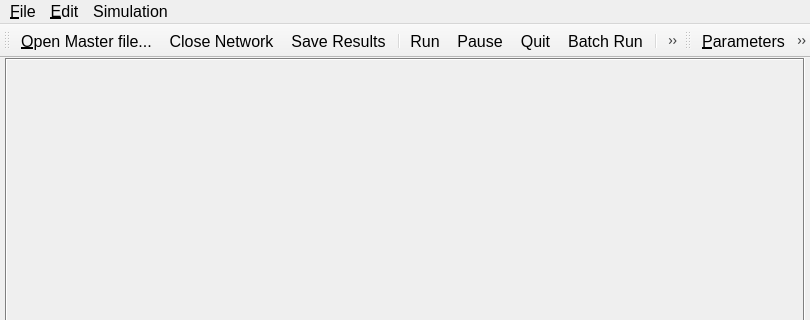
Qt form trunk/gui/canvas_qt4.ui (OdedCats/mezzo) before a commit; both pictures show x 0 to 810 and y 0 to 320 of the 810 by 660 pixel window.
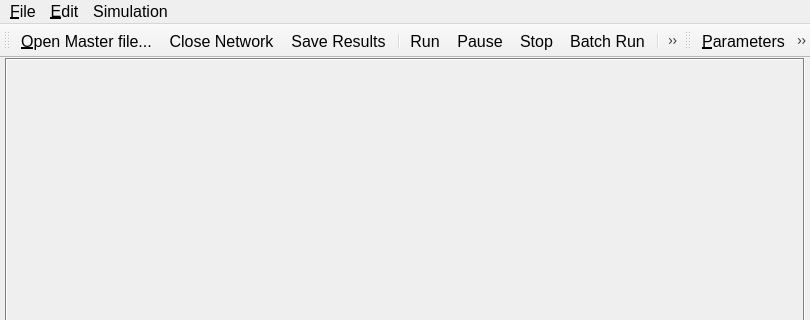
The same form after that commit. Icons and pictures are not drawn.

What changed in the file:
```diff
--- a/trunk/gui/canvas_qt4.ui
+++ b/trunk/gui/canvas_qt4.ui
@@ -763,7 +763,7 @@
     <string>Stop</string>
    </property>
    <property name="iconText" >
-    <string>Quit</string>
+    <string>Stop</string>
    </property>
    <property name="toolTip" >
     <string>Quit</string>
```
Left out of the diff: 2 changed lines with no effect on the pictures.
